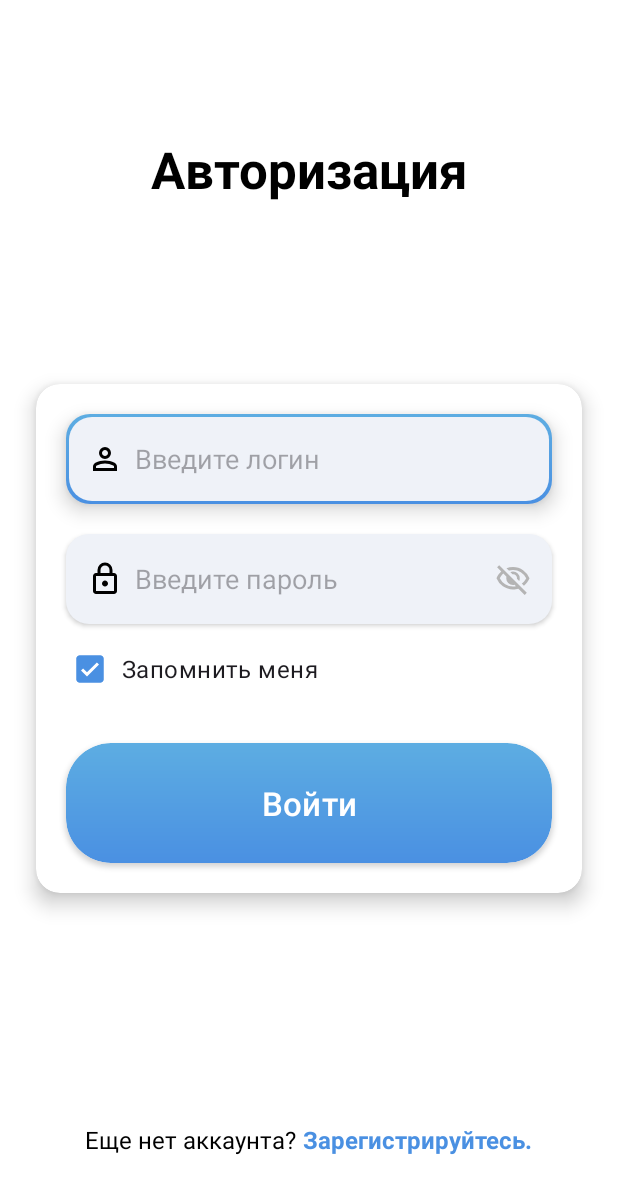
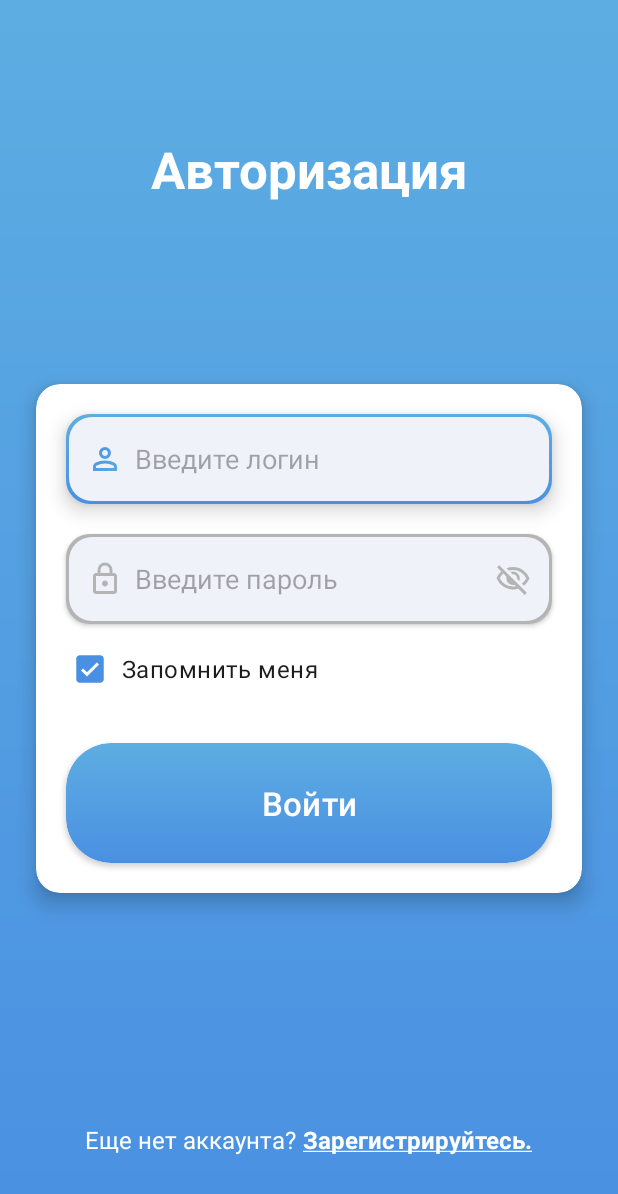
Before and after one commit to id12526/qr-app-study, an Android app: the AuthActivity screen opened directly, with no data from a screen before it, on a phone screen of 412 x 824 dp. Shown: the top 1194 px of the screen. Run offline under Robolectric (Android 15) with nearby library versions, the phone set to English and light mode, and no system bars; our stand-ins replace Firebase (no records; nobody signed in at launch, a user with empty details on screens opened directly).

Commit message:
Authorization activity (99%)

```diff
--- a/app/src/main/java/com/example/scaner/AuthActivity.kt
+++ b/app/src/main/java/com/example/scaner/AuthActivity.kt
@@ -33,8 +33,8 @@ class AuthActivity : AppCompatActivity() {
         setContentView(binding.root)
 
         // Настройка цветов статус-бара и навигационной панели
-        window.statusBarColor = resources.getColor(android.R.color.white, theme)
-        window.navigationBarColor = resources.getColor(android.R.color.white, theme)
+        window.statusBarColor = resources.getColor(R.color.gradient_2, theme)
+        window.navigationBarColor = resources.getColor(R.color.gradient_1, theme)
         window.decorView.systemUiVisibility = (
                 View.SYSTEM_UI_FLAG_LIGHT_STATUS_BAR or
                         View.SYSTEM_UI_FLAG_LIGHT_NAVIGATION_BAR
@@ -67,6 +67,9 @@ class AuthActivity : AppCompatActivity() {
             binding.pass.setText(savedPassword)
             binding.rememberMe.isChecked = true
         }
+
+        setupFocusChange(findViewById(R.id.login), R.drawable.ic_person_gradient, R.drawable.ic_person)
+        setupFocusChange(findViewById(R.id.pass), R.drawable.ic_password_gradient, R.drawable.ic_password)
 
         // Настройка EditText для пароля
         val passwordInput = findViewById<EditText>(R.id.pass)
@@ -102,6 +105,24 @@ class AuthActivity : AppCompatActivity() {
             } else {
                 Toast.makeText(this, "Введите логин и пароль", Toast.LENGTH_SHORT).show()
             }
+        }
+    }
+
+    private fun setupFocusChange(editText: EditText, focusedDrawableRes: Int, defaultDrawableRes: Int) {
+        editText.setOnFocusChangeListener { _, hasFocus ->
+            // Получаем текущие compoundDrawables
+            val currentDrawables = editText.compoundDrawables
+
+            // Определяем новую левую иконку в зависимости от фокуса
+            val newLeftDrawable = ContextCompat.getDrawable(this, if (hasFocus) focusedDrawableRes else defaultDrawableRes)?.mutate()
+
+            // Устанавливаем новые compoundDrawables, сохраняя правую иконку (глаз)
+            editText.setCompoundDrawablesWithIntrinsicBounds(
+                newLeftDrawable, // Левая иконка
+                currentDrawables[1], // Верхняя иконка (если есть)
+                currentDrawables[2], // Правая иконка (глаз)
+                currentDrawables[3]  // Нижняя иконка (если есть)
+            )
         }
     }
 
--- a/app/src/main/res/animator/link_reg_animator.xml
+++ b/app/src/main/res/animator/link_reg_animator.xml
@@ -5,7 +5,7 @@
             <objectAnimator
                 android:propertyName="textColor"
                 android:duration="300"
-                android:valueFrom="@color/link_state"
+                android:valueFrom="@color/white"
                 android:valueTo="@color/link_press"
                 android:valueType="colorType" />
         </set>
@@ -18,7 +18,7 @@
                 android:propertyName="textColor"
                 android:duration="300"
                 android:valueFrom="@color/link_press"
-                android:valueTo="@color/link_state"
+                android:valueTo="@color/white"
                 android:valueType="colorType" />
         </set>
     </item>
--- a/app/src/main/res/drawable/camera_button.xml
+++ b/app/src/main/res/drawable/camera_button.xml
@@ -1,7 +1,7 @@
 <?xml version="1.0" encoding="utf-8"?>
 <shape xmlns:android="http://schemas.android.com/apk/res/android"
     android:shape="oval">
-    <solid android:color="@color/link_state" />
+    <solid android:color="@color/gradient_1" />
     <size
         android:width="36dp"
         android:height="36dp" />
--- a/app/src/main/res/drawable/edittext_background.xml
+++ b/app/src/main/res/drawable/edittext_background.xml
@@ -29,9 +29,29 @@
 
     <!-- Состояние по умолчанию -->
     <item>
-        <shape>
-            <solid android:color="@color/light_accent" />
-            <corners android:radius="15dp" />
-        </shape>
+        <layer-list>
+            <!-- Внешний слой: градиентная обводка -->
+            <item>
+                <shape android:shape="rectangle">
+                    <gradient
+                        android:startColor="@color/like_hint"
+                        android:endColor="@color/like_hint"
+                        android:angle="90" />
+                    <corners android:radius="16dp" />
+                </shape>
+            </item>
+
+            <!-- Внутренний слой: фон -->
+            <item
+                android:left="2dp"
+                android:right="2dp"
+                android:top="2dp"
+                android:bottom="2dp">
+                <shape android:shape="rectangle">
+                    <solid android:color="@color/light_accent" />
+                    <corners android:radius="15dp" />
+                </shape>
+            </item>
+        </layer-list>
     </item>
 </selector>
--- a/app/src/main/res/drawable/ic_password.xml
+++ b/app/src/main/res/drawable/ic_password.xml
@@ -5,5 +5,5 @@
     android:viewportHeight="960">
   <path
       android:pathData="M240,880q-33,0 -56.5,-23.5T160,800v-400q0,-33 23.5,-56.5T240,320h40v-80q0,-83 58.5,-141.5T480,40q83,0 141.5,58.5T680,240v80h40q33,0 56.5,23.5T800,400v400q0,33 -23.5,56.5T720,880L240,880ZM240,800h480v-400L240,400v400ZM480,680q33,0 56.5,-23.5T560,600q0,-33 -23.5,-56.5T480,520q-33,0 -56.5,23.5T400,600q0,33 23.5,56.5T480,680ZM360,320h240v-80q0,-50 -35,-85t-85,-35q-50,0 -85,35t-35,85v80ZM240,800v-400,400Z"
-      android:fillColor="#FF000000"/>
+      android:fillColor="@color/like_hint"/>
 </vector>
--- /dev/null
+++ b/app/src/main/res/drawable/ic_password_gradient.xml
@@ -0,0 +1,20 @@
+<vector xmlns:android="http://schemas.android.com/apk/res/android"
+    xmlns:aapt="http://schemas.android.com/aapt"
+    android:width="24dp"
+    android:height="24dp"
+    android:viewportWidth="960"
+    android:viewportHeight="960">
+    <path
+        android:pathData="M240,880q-33,0 -56.5,-23.5T160,800v-400q0,-33 23.5,-56.5T240,320h40v-80q0,-83 58.5,-141.5T480,40q83,0 141.5,58.5T680,240v80h40q33,0 56.5,23.5T800,400v400q0,33 -23.5,56.5T720,880L240,880ZM240,800h480v-400L240,400v400ZM480,680q33,0 56.5,-23.5T560,600q0,-33 -23.5,-56.5T480,520q-33,0 -56.5,23.5T400,600q0,33 23.5,56.5T480,680ZM360,320h240v-80q0,-50 -35,-85t-85,-35q-50,0 -85,35t-35,85v80ZM240,800v-400,400Z">
+        <aapt:attr name="android:fillColor">
+            <gradient
+                android:type="linear"
+                android:startX="0"
+                android:startY="0"
+                android:endX="960"
+                android:endY="960"
+                android:startColor="@color/gradient_1"
+                android:endColor="@color/gradient_2" />
+        </aapt:attr>
+    </path>
+</vector>
--- a/app/src/main/res/drawable/ic_person.xml
+++ b/app/src/main/res/drawable/ic_person.xml
@@ -5,5 +5,5 @@
     android:viewportHeight="960">
   <path
       android:pathData="M480,480q-66,0 -113,-47t-47,-113q0,-66 47,-113t113,-47q66,0 113,47t47,113q0,66 -47,113t-113,47ZM160,800v-112q0,-34 17.5,-62.5T224,582q62,-31 126,-46.5T480,520q66,0 130,15.5T736,582q29,15 46.5,43.5T800,688v112L160,800ZM240,720h480v-32q0,-11 -5.5,-20T700,654q-54,-27 -109,-40.5T480,600q-56,0 -111,13.5T260,654q-9,5 -14.5,14t-5.5,20v32ZM480,400q33,0 56.5,-23.5T560,320q0,-33 -23.5,-56.5T480,240q-33,0 -56.5,23.5T400,320q0,33 23.5,56.5T480,400ZM480,320ZM480,720Z"
-      android:fillColor="#FF000000"/>
+      android:fillColor="@color/like_hint"/>
 </vector>
--- /dev/null
+++ b/app/src/main/res/drawable/ic_person_gradient.xml
@@ -0,0 +1,20 @@
+<vector xmlns:android="http://schemas.android.com/apk/res/android"
+    xmlns:aapt="http://schemas.android.com/aapt"
+    android:width="24dp"
+    android:height="24dp"
+    android:viewportWidth="960"
+    android:viewportHeight="960">
+    <path
+        android:pathData="M480,480q-66,0 -113,-47t-47,-113q0,-66 47,-113t113,-47q66,0 113,47t47,113q0,66 -47,113t-113,47ZM160,800v-112q0,-34 17.5,-62.5T224,582q62,-31 126,-46.5T480,520q66,0 130,15.5T736,582q29,15 46.5,43.5T800,688v112L160,800ZM240,720h480v-32q0,-11 -5.5,-20T700,654q-54,-27 -109,-40.5T480,600q-56,0 -111,13.5T260,654q-9,5 -14.5,14t-5.5,20v32ZM480,400q33,0 56.5,-23.5T560,320q0,-33 -23.5,-56.5T480,240q-33,0 -56.5,23.5T400,320q0,33 23.5,56.5T480,400ZM480,320ZM480,720Z">
+    <aapt:attr name="android:fillColor">
+        <gradient
+            android:type="linear"
+            android:startX="0"
+            android:startY="0"
+            android:endX="960"
+            android:endY="960"
+            android:startColor="@color/gradient_1"
+            android:endColor="@color/gradient_2" />
+    </aapt:attr>
+    </path>
+</vector>
--- /dev/null
+++ b/app/src/main/res/drawable/main_gradient.xml
@@ -0,0 +1,6 @@
+<shape xmlns:android="http://schemas.android.com/apk/res/android">
+    <gradient
+        android:startColor="@color/gradient_1"
+        android:endColor="@color/gradient_2"
+        android:angle="90" />
+</shape>
--- a/app/src/main/res/layout/activity_auth.xml
+++ b/app/src/main/res/layout/activity_auth.xml
@@ -7,6 +7,14 @@
     android:layout_height="match_parent"
     android:background="@color/white">
 
+    <View
+        android:id="@+id/blue_background"
+        android:layout_width="match_parent"
+        android:layout_height="match_parent"
+        android:background="@drawable/main_gradient"
+        app:layout_constraintTop_toTopOf="parent"
+        app:layout_constraintBottom_toTopOf="parent" />
+
     <!-- Надпись "Авторизация" -->
     <TextView
         android:id="@+id/auth_title"
@@ -15,8 +23,9 @@
         android:text="Авторизация"
         android:textSize="34sp"
         android:textStyle="bold"
-        android:textColor="@android:color/black"
+        android:textColor="@android:color/white"
         android:gravity="center"
+        android:elevation="2dp"
         app:layout_constraintTop_toTopOf="parent"
         app:layout_constraintStart_toStartOf="parent"
         app:layout_constraintEnd_toEndOf="parent"
@@ -125,7 +134,7 @@
         android:layout_height="wrap_content"
         android:orientation="horizontal"
         android:padding="20dp"
-        android:background="@color/white"
+        android:background="@null"
         android:gravity="center"
         android:layout_marginBottom="20dp"
         app:layout_constraintStart_toStartOf="parent"
@@ -138,7 +147,8 @@
             android:layout_height="wrap_content"
             android:text="Еще нет аккаунта? "
             android:textSize="16sp"
-            android:textColor="@android:color/black"
+            android:elevation="2dp"
+            android:textColor="@android:color/white"
             android:gravity="center" />
 
         <!-- Кликабельный текст -->
@@ -151,10 +161,11 @@
             android:focusable="true"
             android:gravity="center"
             android:minHeight="48dp"
-            android:text="Зарегистрируйтесь."
-            android:textColor="@color/link_state"
+            android:elevation="2dp"
+            android:text="@string/underline_text"
+            android:textColor="@color/white"
+            android:textStyle="bold"
             android:textSize="16sp"
-            android:textStyle="bold"
             android:stateListAnimator="@animator/link_reg_animator" />
     </LinearLayout>
 </androidx.constraintlayout.widget.ConstraintLayout>
--- a/app/src/main/res/values/colors.xml
+++ b/app/src/main/res/values/colors.xml
@@ -15,6 +15,6 @@
     <color name="light_accent">#EFF2F8</color>
     <color name="gradient_1">#4A90E2</color>
     <color name="gradient_2">#5DADE2</color>
-    <color name="link_state">#4A90E2</color>
+    <color name="link_state">#B4B4B4</color>
     <color name="link_press">#355C92</color>
 </resources>
--- a/app/src/main/res/values/strings.xml
+++ b/app/src/main/res/values/strings.xml
@@ -1,3 +1,4 @@
 <resources>
     <string name="app_name">Invent QR</string>
+    <string name="underline_text"><u>Зарегистрируйтесь.</u></string>
 </resources>
```
